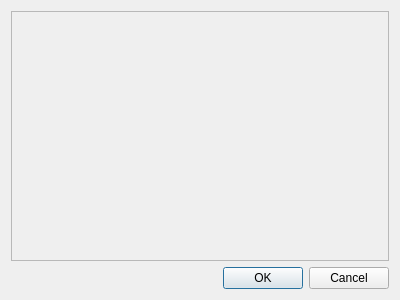
Above: src/appleseed.studio/mainwindow/project/materialassignmenteditorwindow.ui from appleseedhq/appleseed before the change. Below: the same form after it.
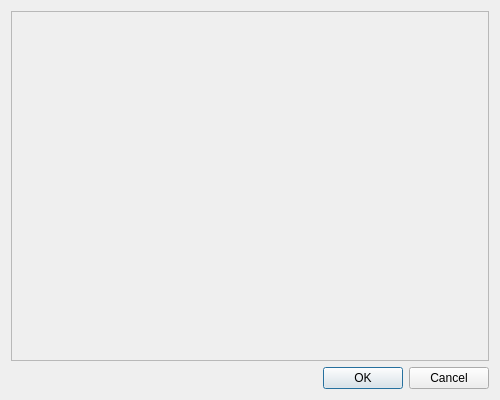
That is the form after the change.

Commit message: Adjust default dimensions of appleseed.studio dialogs

```diff
--- a/src/appleseed.studio/mainwindow/project/materialassignmenteditorwindow.ui
+++ b/src/appleseed.studio/mainwindow/project/materialassignmenteditorwindow.ui
@@ -9,8 +9,8 @@
    <rect>
     <x>0</x>
     <y>0</y>
-    <width>400</width>
-    <height>300</height>
+    <width>500</width>
+    <height>400</height>
    </rect>
   </property>
   <property name="windowTitle">
@@ -34,8 +34,8 @@
        <rect>
         <x>0</x>
         <y>0</y>
-        <width>380</width>
-        <height>251</height>
+        <width>476</width>
+        <height>341</height>
        </rect>
       </property>
      </widget>
```
The commit also changes 3 other files.
